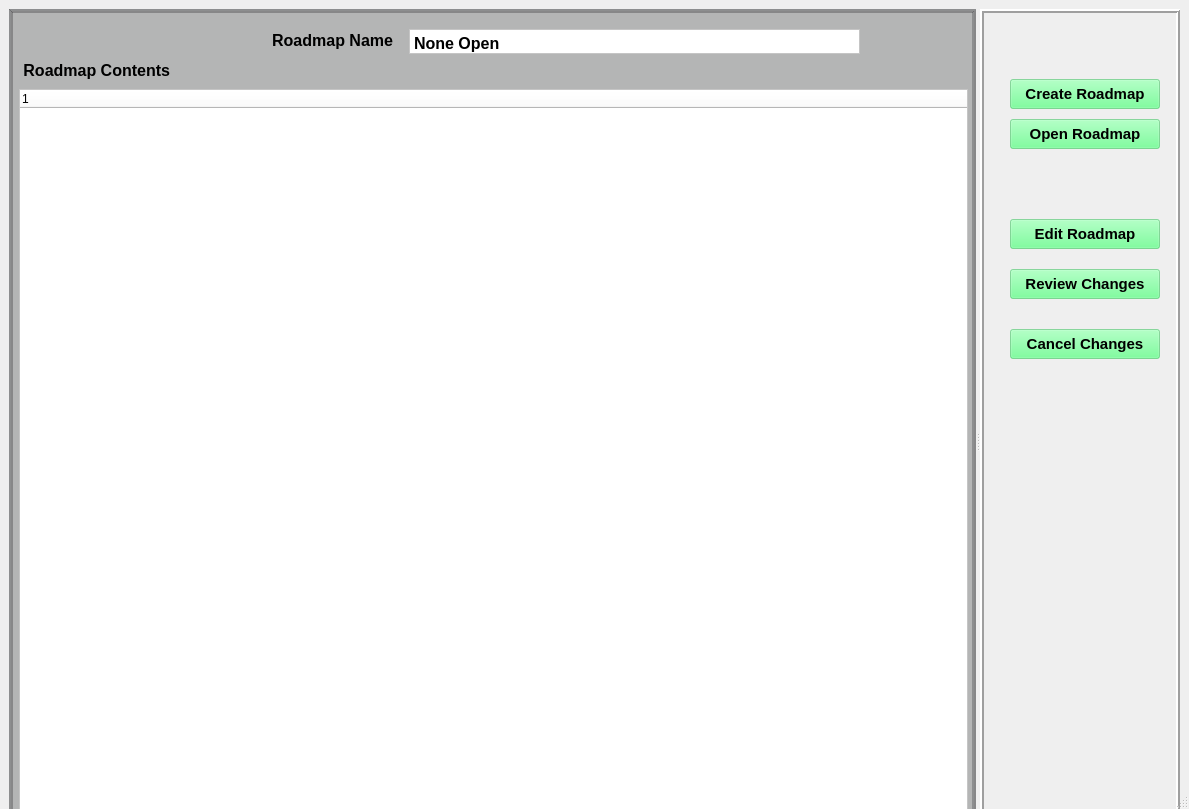
ajr32/GitMap, file gitmap/gui/main_window.ui: the form before one commit.
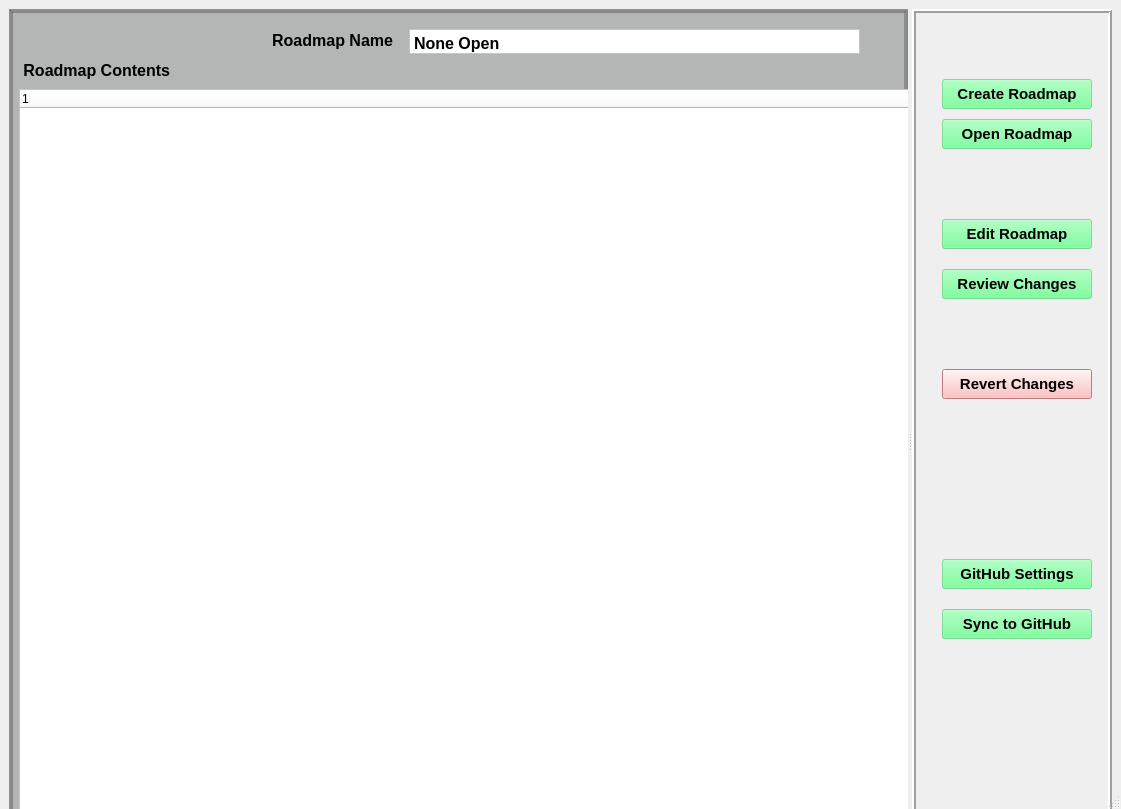
The form after the commit.

Diff of the .ui file:
```diff
--- a/gitmap/gui/main_window.ui
+++ b/gitmap/gui/main_window.ui
@@ -6,7 +6,7 @@
    <rect>
     <x>0</x>
     <y>0</y>
-    <width>1189</width>
+    <width>1121</width>
     <height>809</height>
    </rect>
   </property>
@@ -443,7 +443,7 @@
         <property name="geometry">
          <rect>
           <x>30</x>
-          <y>320</y>
+          <y>360</y>
           <width>150</width>
           <height>30</height>
          </rect>
@@ -473,10 +473,91 @@
          <bool>false</bool>
         </property>
         <property name="styleSheet">
+         <string notr="true">background-color: rgba(89, 255, 131, 128);
+background-color: rgb(255, 174, 174);</string>
+        </property>
+        <property name="text">
+         <string>Revert Changes</string>
+        </property>
+       </widget>
+       <widget class="QPushButton" name="accept_button_2">
+        <property name="geometry">
+         <rect>
+          <x>30</x>
+          <y>600</y>
+          <width>150</width>
+          <height>30</height>
+         </rect>
+        </property>
+        <property name="minimumSize">
+         <size>
+          <width>133</width>
+          <height>0</height>
+         </size>
+        </property>
+        <property name="maximumSize">
+         <size>
+          <width>155</width>
+          <height>16777215</height>
+         </size>
+        </property>
+        <property name="font">
+         <font>
+          <pointsize>11</pointsize>
+          <bold>true</bold>
+         </font>
+        </property>
+        <property name="layoutDirection">
+         <enum>Qt::LayoutDirection::LeftToRight</enum>
+        </property>
+        <property name="autoFillBackground">
+         <bool>false</bool>
+        </property>
+        <property name="styleSheet">
          <string notr="true">background-color: rgba(89, 255, 131, 128);</string>
         </property>
         <property name="text">
-         <string>Cancel Changes</string>
+         <string>Sync to GitHub</string>
+        </property>
+       </widget>
+       <widget class="QPushButton" name="settings_button">
+        <property name="geometry">
+         <rect>
+          <x>30</x>
+          <y>550</y>
+          <width>150</width>
+          <height>30</height>
+         </rect>
+        </property>
+        <property name="minimumSize">
+         <size>
+          <width>133</width>
+          <height>0</height>
+         </size>
+        </property>
+        <property name="maximumSize">
+         <size>
+          <width>155</width>
+          <height>16777215</height>
+         </size>
+        </property>
+        <property name="font">
+         <font>
+          <pointsize>11</pointsize>
+          <bold>true</bold>
+         </font>
+        </property>
+        <property name="layoutDirection">
+         <enum>Qt::LayoutDirection::LeftToRight</enum>
+        </property>
+        <property name="autoFillBackground">
+         <bool>false</bool>
+        </property>
+        <property name="styleSheet">
+         <string notr="true">background-color: rgba(89, 255, 131, 128);</string>
+        </property>
+        <property name="text">
+         <string>GitHub Settings</string>
         </property>
        </widget>
       </widget>
```
Left out of the diff: 2 changed lines with no effect on the pictures.
